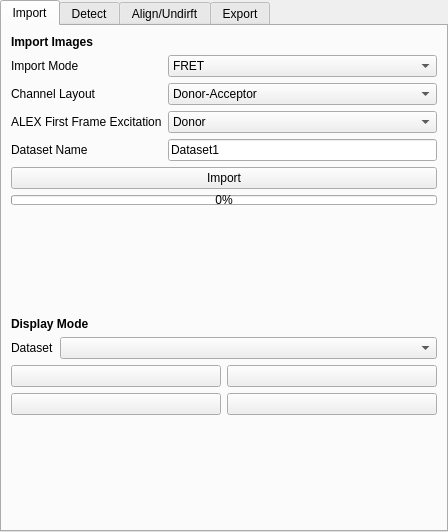
The window that src/napari_gapseq2/widget_ui.ui (piedrro/napari-GapSeq2) describes before a commit, drawn with Qt 5.
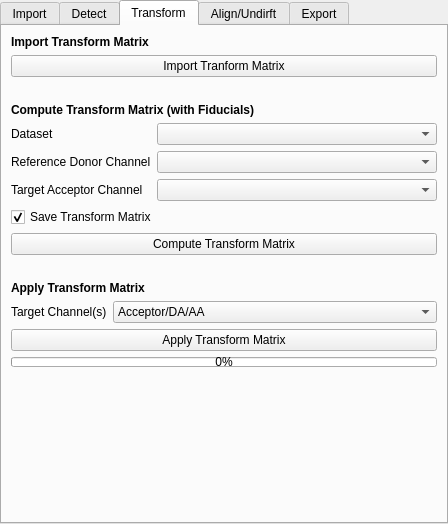
The same window after the commit. The open tabs and pages were chosen to show the change.

Commit message: extended transform matrix functions

```diff
--- a/src/napari_gapseq2/widget_ui.ui
+++ b/src/napari_gapseq2/widget_ui.ui
@@ -7,7 +7,7 @@
     <x>0</x>
     <y>0</y>
     <width>448</width>
-    <height>532</height>
+    <height>524</height>
    </rect>
   </property>
   <property name="windowTitle">
@@ -464,13 +464,13 @@
     </item>
    </layout>
   </widget>
-  <widget class="QWidget" name="tab_3">
+  <widget class="QWidget" name="tab_5">
    <attribute name="title">
-    <string>Align/Undirft</string>
+    <string>Transform</string>
    </attribute>
-   <layout class="QVBoxLayout" name="verticalLayout_3">
+   <layout class="QVBoxLayout" name="verticalLayout_5">
     <item>
-     <widget class="QLabel" name="label_9">
+     <widget class="QLabel" name="label_20">
       <property name="font">
        <font>
         <weight>75</weight>
@@ -478,7 +478,7 @@
        </font>
       </property>
       <property name="text">
-       <string>Tranform Matrix Functions</string>
+       <string>Import Transform Matrix</string>
       </property>
      </widget>
     </item>
@@ -489,6 +489,79 @@
       </property>
      </widget>
     </item>
+    <item>
+     <spacer name="verticalSpacer_8">
+      <property name="orientation">
+       <enum>Qt::Vertical</enum>
+      </property>
+      <property name="sizeType">
+       <enum>QSizePolicy::Minimum</enum>
+      </property>
+      <property name="sizeHint" stdset="0">
+       <size>
+        <width>20</width>
+        <height>20</height>
+       </size>
+      </property>
+     </spacer>
+    </item>
+    <item>
+     <widget class="QLabel" name="label_9">
+      <property name="font">
+       <font>
+        <weight>75</weight>
+        <bold>true</bold>
+       </font>
+      </property>
+      <property name="text">
+       <string>Compute Transform Matrix (with Fiducials)</string>
+      </property>
+     </widget>
+    </item>
+    <item>
+     <layout class="QFormLayout" name="formLayout_7">
+      <item row="0" column="0">
+       <widget class="QLabel" name="label_22">
+        <property name="text">
+         <string>Dataset</string>
+        </property>
+       </widget>
+      </item>
+      <item row="0" column="1">
+       <widget class="QComboBox" name="tform_compute_dataset"/>
+      </item>
+      <item row="1" column="0">
+       <widget class="QLabel" name="label_23">
+        <property name="text">
+         <string>Reference Donor Channel</string>
+        </property>
+       </widget>
+      </item>
+      <item row="1" column="1">
+       <widget class="QComboBox" name="tform_compute_ref_channel"/>
+      </item>
+      <item row="2" column="0">
+       <widget class="QLabel" name="label_24">
+        <property name="text">
+         <string>Target Acceptor Channel</string>
+        </property>
+       </widget>
+      </item>
+      <item row="2" column="1">
+       <widget class="QComboBox" name="tform_compute_target_channel"/>
+      </item>
+     </layout>
+    </item>
+    <item>
+     <widget class="QCheckBox" name="save_tform">
+      <property name="text">
+       <string>Save Transform Matrix</string>
+      </property>
+      <property name="checked">
+       <bool>true</bool>
+      </property>
+     </widget>
+    </item>
     <item>
      <widget class="QPushButton" name="gapseq_compute_tform">
       <property name="text">
@@ -496,6 +569,60 @@
       </property>
      </widget>
     </item>
+    <item>
+     <spacer name="verticalSpacer_9">
+      <property name="orientation">
+       <enum>Qt::Vertical</enum>
+      </property>
+      <property name="sizeType">
+       <enum>QSizePolicy::Minimum</enum>
+      </property>
+      <property name="sizeHint" stdset="0">
+       <size>
+        <width>20</width>
+        <height>20</height>
+       </size>
+      </property>
+     </spacer>
+    </item>
+    <item>
+     <widget class="QLabel" name="label_21">
+      <property name="font">
+       <font>
+        <weight>75</weight>
+        <bold>true</bold>
+       </font>
+      </property>
+      <property name="text">
+       <string>Apply Transform Matrix</string>
+      </property>
+     </widget>
+    </item>
+    <item>
+     <layout class="QFormLayout" name="formLayout_8">
+      <item row="0" column="0">
+       <widget class="QLabel" name="label_25">
+        <property name="text">
+         <string>Target Channel(s)</string>
+        </property>
+       </widget>
+      </item>
+      <item row="0" column="1">
+       <widget class="QComboBox" name="tform_apply_target">
+        <item>
+         <property name="text">
+          <string>Acceptor/DA/AA</string>
+         </property>
+        </item>
+        <item>
+         <property name="text">
+          <string>Donor/DD/AD</string>
+         </property>
+        </item>
+       </widget>
+      </item>
+     </layout>
+    </item>
     <item>
      <widget class="QPushButton" name="gapseq_apply_tform">
       <property name="text">
@@ -504,7 +631,7 @@
      </widget>
     </item>
     <item>
-     <widget class="QProgressBar" name="tform_progressbar">
+     <widget class="QProgressBar" name="tform_apply_progressbar">
       <property name="maximumSize">
        <size>
         <width>16777215</width>
@@ -529,6 +656,13 @@
       </property>
      </spacer>
     </item>
+   </layout>
+  </widget>
+  <widget class="QWidget" name="tab_3">
+   <attribute name="title">
+    <string>Align/Undirft</string>
+   </attribute>
+   <layout class="QVBoxLayout" name="verticalLayout_3">
     <item>
      <widget class="QLabel" name="label_10">
       <property name="font">
```
The commit also changes 5 other files.
